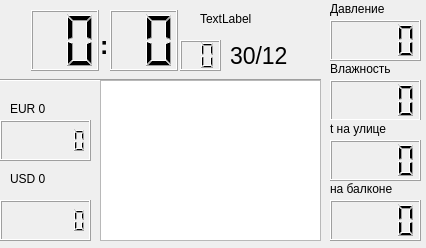
Qt form clock.ui (a-bulatov/meteoDashboard) before a commit.
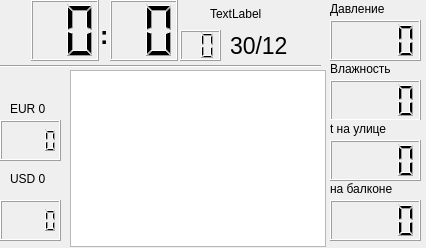
The same form after that commit.

Commit message: добавил графики

Diff of the .ui file:
```diff
--- a/clock.ui
+++ b/clock.ui
@@ -18,7 +18,7 @@
     <property name="geometry">
      <rect>
       <x>31</x>
-      <y>10</y>
+      <y>0</y>
       <width>68</width>
       <height>61</height>
      </rect>
@@ -31,7 +31,7 @@
     <property name="geometry">
      <rect>
       <x>110</x>
-      <y>10</y>
+      <y>0</y>
       <width>68</width>
       <height>61</height>
      </rect>
@@ -44,7 +44,7 @@
     <property name="geometry">
      <rect>
       <x>180</x>
-      <y>40</y>
+      <y>30</y>
       <width>41</width>
       <height>31</height>
      </rect>
@@ -57,7 +57,7 @@
     <property name="geometry">
      <rect>
       <x>100</x>
-      <y>30</y>
+      <y>20</y>
       <width>16</width>
       <height>31</height>
      </rect>
@@ -77,7 +77,7 @@
     <property name="geometry">
      <rect>
       <x>0</x>
-      <y>70</y>
+      <y>56</y>
       <width>321</width>
       <height>20</height>
      </rect>
@@ -102,16 +102,6 @@
      <number>4</number>
     </property>
    </widget>
-   <widget class="QGraphicsView" name="graphicsView">
-    <property name="geometry">
-     <rect>
-      <x>100</x>
-      <y>80</y>
-      <width>221</width>
-      <height>161</height>
-     </rect>
-    </property>
-   </widget>
    <widget class="QLCDNumber" name="lcdExtTemp">
     <property name="geometry">
      <rect>
@@ -239,7 +229,7 @@
     <property name="geometry">
      <rect>
       <x>230</x>
-      <y>40</y>
+      <y>30</y>
       <width>81</width>
       <height>31</height>
      </rect>
@@ -256,8 +246,8 @@
    <widget class="QLabel" name="lblWeekday">
     <property name="geometry">
      <rect>
-      <x>200</x>
-      <y>10</y>
+      <x>210</x>
+      <y>5</y>
       <width>101</width>
       <height>17</height>
      </rect>
@@ -271,7 +261,7 @@
      <rect>
       <x>0</x>
       <y>120</y>
-      <width>91</width>
+      <width>61</width>
       <height>41</height>
      </rect>
     </property>
@@ -279,7 +269,7 @@
      <bool>true</bool>
     </property>
     <property name="digitCount">
-     <number>6</number>
+     <number>4</number>
     </property>
    </widget>
    <widget class="QLCDNumber" name="lcdUSD">
@@ -287,7 +277,7 @@
      <rect>
       <x>0</x>
       <y>200</y>
-      <width>91</width>
+      <width>61</width>
       <height>41</height>
      </rect>
     </property>
@@ -295,7 +285,7 @@
      <bool>true</bool>
     </property>
     <property name="digitCount">
-     <number>6</number>
+     <number>4</number>
     </property>
    </widget>
    <widget class="QLabel" name="lblEUR">
@@ -324,6 +314,16 @@
      <string>USD 0</string>
     </property>
    </widget>
+   <widget class="QGraphicsView" name="graphicsView">
+    <property name="geometry">
+     <rect>
+      <x>70</x>
+      <y>70</y>
+      <width>256</width>
+      <height>177</height>
+     </rect>
+    </property>
+   </widget>
   </widget>
  </widget>
  <resources/>
```
The commit also changes 2 other files.
